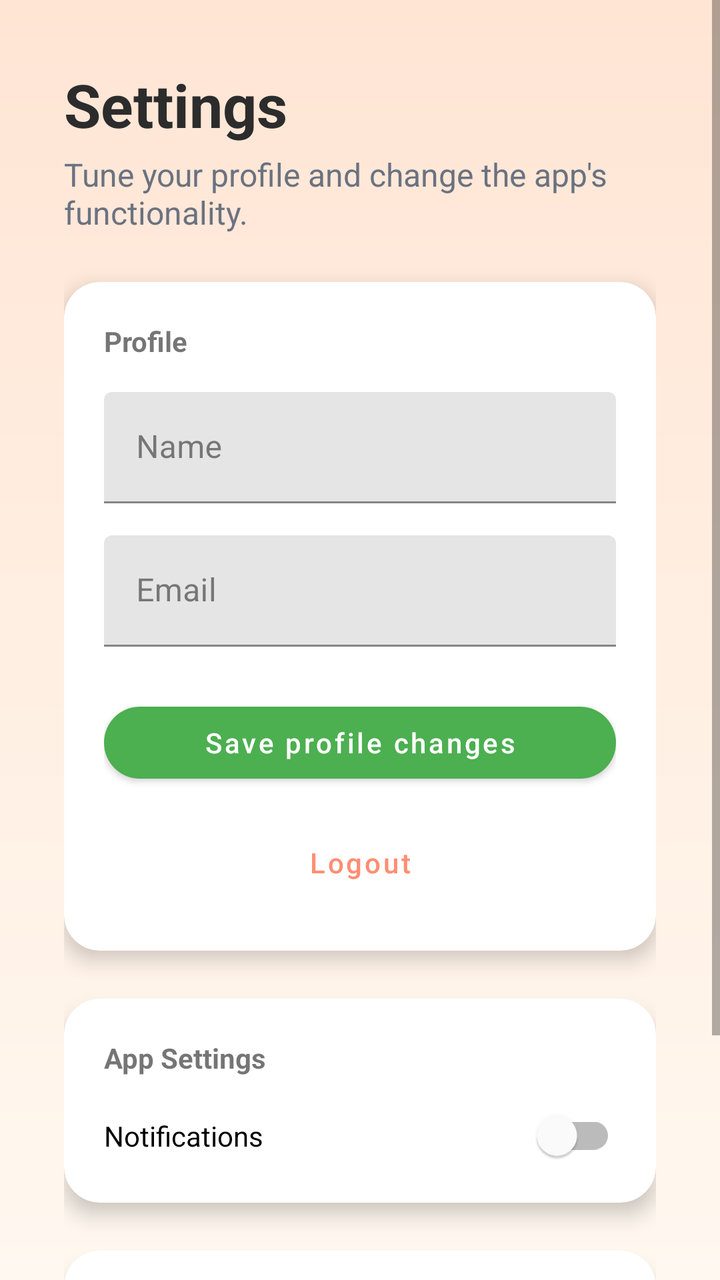
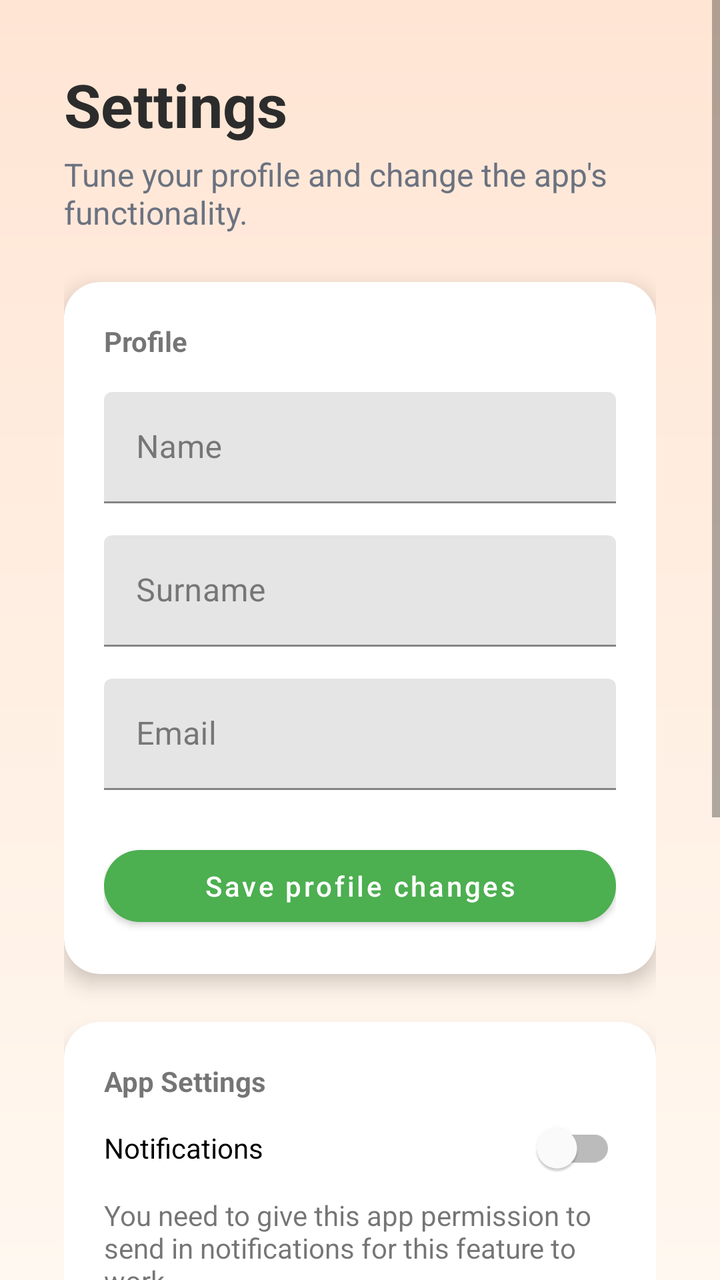

An Android layout rendered at two revisions. The XML below is the earlier revision; the diff shows what the commit changed to produce the second picture.
<!-- AndroidManifest.xml: application theme Theme.Group4mco -->
<!-- res/layout/activity_settings.xml -->
<?xml version="1.0" encoding="utf-8"?>
<ScrollView xmlns:android="http://schemas.android.com/apk/res/android"
    xmlns:app="http://schemas.android.com/apk/res-auto"
    android:layout_width="match_parent"
    android:layout_height="match_parent"
    android:background="@drawable/bg_app_gradient">

    <LinearLayout
        android:layout_width="match_parent"
        android:layout_height="wrap_content"
        android:orientation="vertical"
        android:padding="32dp">

        <TextView
            android:layout_width="wrap_content"
            android:layout_height="wrap_content"
            android:text="Settings"
            android:textColor="@color/color_on_surface"
            android:textSize="30sp"
            android:textStyle="bold" />

        <TextView
            android:layout_width="wrap_content"
            android:layout_height="wrap_content"
            android:layout_marginTop="4dp"
            android:text="Tune your profile and change the app's functionality."
            android:textColor="@color/color_on_surface_secondary"
            android:textSize="16sp" />

        <com.google.android.material.card.MaterialCardView
            android:layout_width="match_parent"
            android:layout_height="wrap_content"
            android:layout_marginTop="24dp"
            app:cardBackgroundColor="@color/color_surface"
            app:cardCornerRadius="@dimen/card_corner_radius"
            app:cardElevation="@dimen/card_elevation">

            <LinearLayout
                android:layout_width="match_parent"
                android:layout_height="wrap_content"
                android:orientation="vertical"
                android:padding="@dimen/card_padding">

                <TextView
                    android:id="@+id/textView6"
                    android:layout_width="match_parent"
                    android:layout_height="35dp"
                    android:text="Profile"
                    android:textStyle="bold" />

                <com.google.android.material.textfield.TextInputLayout
                    android:layout_width="match_parent"
                    android:layout_height="wrap_content"
                    android:hint="Name"
                    app:boxBackgroundMode="filled"
                    app:boxStrokeColor="@color/color_primary">

                    <com.google.android.material.textfield.TextInputEditText
                        android:id="@+id/settingsName"
                        android:layout_width="match_parent"
                        android:layout_height="wrap_content"
                        android:inputType="textPersonName" />

                </com.google.android.material.textfield.TextInputLayout>

                <com.google.android.material.textfield.TextInputLayout
                    android:layout_width="match_parent"
                    android:layout_height="wrap_content"
                    android:layout_marginTop="16dp"
                    android:hint="Email"
                    app:boxBackgroundMode="filled"
                    app:boxStrokeColor="@color/color_primary">

                    <com.google.android.material.textfield.TextInputEditText
                        android:id="@+id/settingsEmail"
                        android:layout_width="match_parent"
                        android:layout_height="wrap_content"
                        android:inputType="textEmailAddress" />

                </com.google.android.material.textfield.TextInputLayout>

                <com.google.android.material.button.MaterialButton
                    android:id="@+id/saveSettingsBtn"
                    style="@style/Widget.MaterialComponents.Button"
                    android:layout_width="match_parent"
                    android:layout_height="wrap_content"
                    android:layout_marginTop="24dp"
                    android:text="Save profile changes"
                    android:textAllCaps="false"
                    app:cornerRadius="22dp" />

                <com.google.android.material.button.MaterialButton
                    android:id="@+id/logoutBtn"
                    style="@style/Widget.MaterialComponents.Button.TextButton"
                    android:layout_width="match_parent"
                    android:layout_height="wrap_content"
                    android:layout_marginTop="12dp"
                    android:text="Logout"
                    android:textAllCaps="false"
                    android:textColor="@color/color_secondary" />

            </LinearLayout>

        </com.google.android.material.card.MaterialCardView>

        <com.google.android.material.card.MaterialCardView
            android:layout_width="match_parent"
            android:layout_height="wrap_content"
            android:layout_marginTop="24dp"
            app:cardBackgroundColor="@color/color_surface"
            app:cardCornerRadius="@dimen/card_corner_radius"
            app:cardElevation="@dimen/card_elevation">

            <LinearLayout
                android:layout_width="match_parent"
                android:layout_height="wrap_content"
                android:orientation="vertical"
                android:padding="@dimen/card_padding">

                <TextView
                    android:id="@+id/textView8"
                    android:layout_width="match_parent"
                    android:layout_height="35dp"
                    android:layout_weight="1"
                    android:text="App Settings"
                    android:textStyle="bold" />

                <com.google.android.material.switchmaterial.SwitchMaterial
                    android:id="@+id/switch3"
                    android:layout_width="match_parent"
                    android:layout_height="27dp"
                    android:layout_weight="1"
                    android:text="Notifications" />
            </LinearLayout>

        </com.google.android.material.card.MaterialCardView>

        <com.google.android.material.card.MaterialCardView
            android:layout_width="match_parent"
            android:layout_height="wrap_content"
            android:layout_marginTop="24dp"
            app:cardBackgroundColor="@color/color_surface"
            app:cardCornerRadius="@dimen/card_corner_radius"
            app:cardElevation="@dimen/card_elevation">

            <LinearLayout
                android:layout_width="match_parent"
                android:layout_height="wrap_content"
                android:orientation="vertical"
                android:padding="@dimen/card_padding">

                <TextView
                    android:id="@+id/textView7"
                    android:layout_width="match_parent"
                    android:layout_height="35dp"
                    android:text="About this app"
                    android:textStyle="bold" />

                <TextView
                    android:id="@+id/appName"
                    android:layout_width="match_parent"
                    android:layout_height="wrap_content"
                    android:text="{app_name}"
                    android:textAppearance="@style/TextAppearance.Consistify.Headline" />

                <TextView
                    android:id="@+id/appVersionNumber"
                    android:layout_width="match_parent"
                    android:layout_height="wrap_content"
                    android:text="{version number}"
                    android:textAppearance="@style/TextAppearance.Consistify.Body" />
            </LinearLayout>

        </com.google.android.material.card.MaterialCardView>


    </LinearLayout>
</ScrollView>
<!-- resources referenced by this layout -->
<resources>
  <color name="color_on_surface">#2C2C2C</color>
  <color name="color_on_surface_secondary">#6B7280</color>
  <color name="color_primary">#4CAF50</color>
  <color name="color_secondary">#FF8E72</color>
  <color name="color_surface">#FFFFFF</color>
  <dimen name="card_corner_radius">18dp</dimen>
  <dimen name="card_elevation">6dp</dimen>
  <dimen name="card_padding">20dp</dimen>
  <!-- drawable bg_app_gradient (drawable) -->
  <?xml version="1.0" encoding="utf-8"?>
  <shape xmlns:android="http://schemas.android.com/apk/res/android">
      <gradient
          android:startColor="@color/gradient_start"
          android:endColor="@color/gradient_end"
          android:angle="270" />
  </shape>
  <style name="TextAppearance.Consistify.Body">
          <item name="android:fontFamily">@string/font_family_body</item>
          <item name="android:textSize">16sp</item>
          <item name="android:textColor">@color/color_on_surface</item>
          <item name="android:lineSpacingMultiplier">1.2</item>
      </style>
  <style name="TextAppearance.Consistify.Headline">
          <item name="android:fontFamily">@string/font_family_heading</item>
          <item name="android:textSize">28sp</item>
          <item name="android:textColor">@color/color_on_surface</item>
          <item name="android:textStyle">bold</item>
          <item name="android:letterSpacing">-0.02</item>
      </style>
  <style name="Theme.Group4mco" parent="Theme.MaterialComponents.DayNight.NoActionBar">
          <item name="colorPrimary">@color/color_primary</item>
          <item name="colorPrimaryVariant">@color/color_primary_dark</item>
          <item name="colorSecondary">@color/color_secondary</item>
          <item name="android:colorBackground">@color/color_background</item>
          <item name="colorOnPrimary">@color/color_on_primary</item>
          <item name="colorOnSecondary">@color/color_surface</item>
          <item name="colorOnBackground">@color/color_on_surface</item>
          <item name="colorOnSurface">@color/color_on_surface</item>
          <item name="android:statusBarColor">@android:color/transparent</item>
          <item name="android:navigationBarColor">@android:color/white</item>
          <item name="android:windowLightStatusBar">true</item>
      </style>
  <color name="gradient_start">#FFE5D4</color>
  <color name="gradient_end">#FFF8F0</color>
  <string name="font_family_body">sans-serif</string>
  <string name="font_family_heading">sans-serif-medium</string>
  <color name="color_primary_dark">#388E3C</color>
  <color name="color_background">#FFF8F0</color>
  <color name="color_on_primary">#FFFFFF</color>
</resources>

<!-- the commit's change to res/layout/activity_settings.xml (unified diff, before → after) -->
@@ -67,6 +67,22 @@
                     android:layout_width="match_parent"
                     android:layout_height="wrap_content"
                     android:layout_marginTop="16dp"
+                    android:hint="Surname"
+                    app:boxBackgroundMode="filled"
+                    app:boxStrokeColor="@color/color_primary">
+
+                    <com.google.android.material.textfield.TextInputEditText
+                        android:id="@+id/settingSurname"
+                        android:layout_width="match_parent"
+                        android:layout_height="wrap_content"
+                        android:inputType="textPersonName" />
+
+                </com.google.android.material.textfield.TextInputLayout>
+
+                <com.google.android.material.textfield.TextInputLayout
+                    android:layout_width="match_parent"
+                    android:layout_height="wrap_content"
+                    android:layout_marginTop="16dp"
                     android:hint="Email"
                     app:boxBackgroundMode="filled"
                     app:boxStrokeColor="@color/color_primary">
@@ -89,6 +105,108 @@
                     android:textAllCaps="false"
                     app:cornerRadius="22dp" />
 
+            </LinearLayout>
+
+        </com.google.android.material.card.MaterialCardView>
+
+        <com.google.android.material.card.MaterialCardView
+            android:layout_width="match_parent"
+            android:layout_height="wrap_content"
+            android:layout_marginTop="24dp"
+            app:cardBackgroundColor="@color/color_surface"
+            app:cardCornerRadius="@dimen/card_corner_radius"
+            app:cardElevation="@dimen/card_elevation">
+
+            <LinearLayout
+                android:layout_width="match_parent"
+                android:layout_height="wrap_content"
+                android:orientation="vertical"
+                android:padding="@dimen/card_padding">
+
+                <TextView
+                    android:id="@+id/textView8"
+                    android:layout_width="match_parent"
+                    android:layout_height="wrap_content"
+                    android:layout_weight="1"
+                    android:text="App Settings"
+                    android:textStyle="bold" />
+
+                <com.google.android.material.switchmaterial.SwitchMaterial
+                    android:id="@+id/switch3"
+                    android:layout_width="match_parent"
+                    android:layout_height="wrap_content"
+                    android:layout_weight="1"
+                    android:text="Notifications" />
+
+                <TextView
+                    android:id="@+id/textView"
+                    android:layout_width="match_parent"
+                    android:layout_height="wrap_content"
+                    android:layout_weight="0"
+                    android:text="You need to give this app permission to send in notifications for this feature to work" />
+            </LinearLayout>
+
+        </com.google.android.material.card.MaterialCardView>
+
+        <com.google.android.material.card.MaterialCardView
+            android:layout_width="match_parent"
+            android:layout_height="wrap_content"
+            android:layout_marginTop="24dp"
+            app:cardBackgroundColor="@color/color_surface"
+            app:cardCornerRadius="@dimen/card_corner_radius"
+            app:cardElevation="@dimen/card_elevation">
+
+            <LinearLayout
+                android:layout_width="match_parent"
+                android:layout_height="wrap_content"
+                android:orientation="vertical"
+                android:padding="@dimen/card_padding">
+
+                <TextView
+                    android:id="@+id/textView7"
+                    android:layout_width="match_parent"
+                    android:layout_height="35dp"
+                    android:text="About this app"
+                    android:textStyle="bold" />
+
+                <TextView
+                    android:id="@+id/appName"
+                    android:layout_width="match_parent"
+                    android:layout_height="wrap_content"
+                    android:text="{app_name}"
+                    android:textAppearance="@style/TextAppearance.Consistify.Headline" />
+
+                <TextView
+                    android:id="@+id/appVersionNumber"
+                    android:layout_width="match_parent"
+                    android:layout_height="wrap_content"
+                    android:text="{version number}"
+                    android:textAppearance="@style/TextAppearance.Consistify.Body" />
+            </LinearLayout>
+
+        </com.google.android.material.card.MaterialCardView>
+
+        <com.google.android.material.card.MaterialCardView
+            android:layout_width="match_parent"
+            android:layout_height="wrap_content"
+            android:layout_marginTop="24dp"
+            app:cardBackgroundColor="@color/color_surface"
+            app:cardCornerRadius="@dimen/card_corner_radius"
+            app:cardElevation="@dimen/card_elevation">
+
+            <LinearLayout
+                android:layout_width="match_parent"
+                android:layout_height="wrap_content"
+                android:orientation="vertical"
+                android:padding="@dimen/card_padding">
+
+                <TextView
+                    android:id="@+id/textView9"
+                    android:layout_width="match_parent"
+                    android:layout_height="wrap_content"
+                    android:text="Session"
+                    android:textStyle="bold" />
+
                 <com.google.android.material.button.MaterialButton
                     android:id="@+id/logoutBtn"
                     style="@style/Widget.MaterialComponents.Button.TextButton"
@@ -100,77 +218,6 @@
                     android:textColor="@color/color_secondary" />
 
             </LinearLayout>
-
-        </com.google.android.material.card.MaterialCardView>
-
-        <com.google.android.material.card.MaterialCardView
-            android:layout_width="match_parent"
-            android:layout_height="wrap_content"
-            android:layout_marginTop="24dp"
-            app:cardBackgroundColor="@color/color_surface"
-            app:cardCornerRadius="@dimen/card_corner_radius"
-            app:cardElevation="@dimen/card_elevation">
-
-            <LinearLayout
-                android:layout_width="match_parent"
-                android:layout_height="wrap_content"
-                android:orientation="vertical"
-                android:padding="@dimen/card_padding">
-
-                <TextView
-                    android:id="@+id/textView8"
-                    android:layout_width="match_parent"
-                    android:layout_height="35dp"
-                    android:layout_weight="1"
-                    android:text="App Settings"
-                    android:textStyle="bold" />
-
-                <com.google.android.material.switchmaterial.SwitchMaterial
-                    android:id="@+id/switch3"
-                    android:layout_width="match_parent"
-                    android:layout_height="27dp"
-                    android:layout_weight="1"
-                    android:text="Notifications" />
-            </LinearLayout>
-
-        </com.google.android.material.card.MaterialCardView>
-
-        <com.google.android.material.card.MaterialCardView
-            android:layout_width="match_parent"
-            android:layout_height="wrap_content"
-            android:layout_marginTop="24dp"
-            app:cardBackgroundColor="@color/color_surface"
-            app:cardCornerRadius="@dimen/card_corner_radius"
-            app:cardElevation="@dimen/card_elevation">
-
-            <LinearLayout
-                android:layout_width="match_parent"
-                android:layout_height="wrap_content"
-                android:orientation="vertical"
-                android:padding="@dimen/card_padding">
-
-                <TextView
-                    android:id="@+id/textView7"
-                    android:layout_width="match_parent"
-                    android:layout_height="35dp"
-                    android:text="About this app"
-                    android:textStyle="bold" />
-
-                <TextView
-                    android:id="@+id/appName"
-                    android:layout_width="match_parent"
-                    android:layout_height="wrap_content"
-                    android:text="{app_name}"
-                    android:textAppearance="@style/TextAppearance.Consistify.Headline" />
-
-                <TextView
-                    android:id="@+id/appVersionNumber"
-                    android:layout_width="match_parent"
-                    android:layout_height="wrap_content"
-                    android:text="{version number}"
-                    android:textAppearance="@style/TextAppearance.Consistify.Body" />
-            </LinearLayout>
-
         </com.google.android.material.card.MaterialCardView>
 
 
